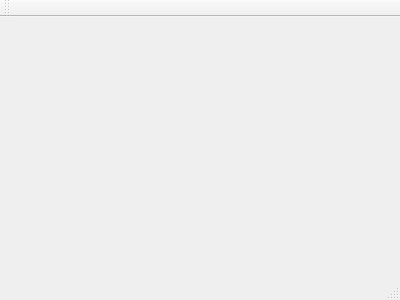
First picture: the form in 001/mainwindow.ui, repository huruitong/Qt, before the edit.
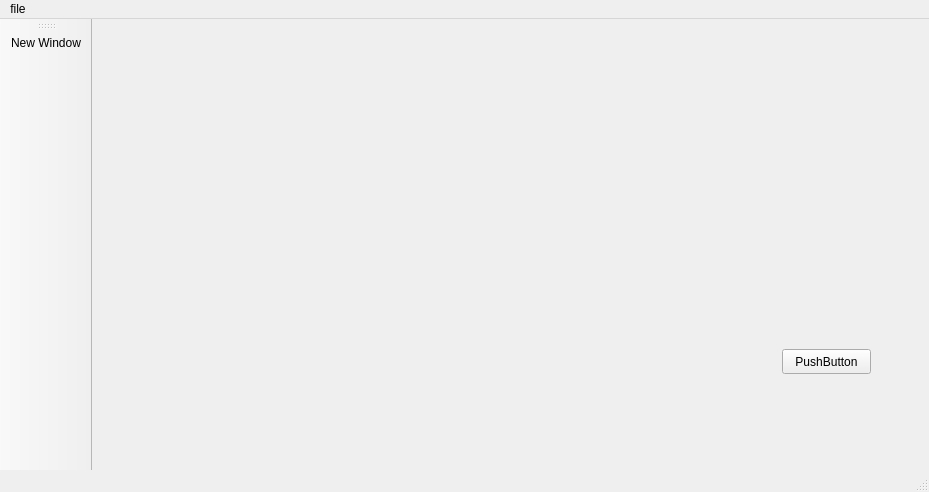
Second picture: the form after the edit.

Diff of the .ui file:
```diff
--- a/001/mainwindow.ui
+++ b/001/mainwindow.ui
@@ -1,24 +1,66 @@
 <ui version="4.0">
  <class>MainWindow</class>
- <widget class="QMainWindow" name="MainWindow" >
-  <property name="geometry" >
+ <widget class="QMainWindow" name="MainWindow">
+  <property name="geometry">
    <rect>
     <x>0</x>
     <y>0</y>
-    <width>400</width>
-    <height>300</height>
+    <width>929</width>
+    <height>492</height>
    </rect>
   </property>
   <property name="windowTitle" >
    <string>MainWindow</string>
   </property>
-  <widget class="QMenuBar" name="menuBar" />
-  <widget class="QToolBar" name="mainToolBar" />
-  <widget class="QWidget" name="centralWidget" />
-  <widget class="QStatusBar" name="statusBar" />
+  <widget class="QWidget" name="centralWidget">
+   <widget class="QPushButton" name="pushButton">
+    <property name="geometry">
+     <rect>
+      <x>690</x>
+      <y>330</y>
+      <width>89</width>
+      <height>25</height>
+     </rect>
+    </property>
+    <property name="text">
+     <string>PushButton</string>
+    </property>
+   </widget>
+  </widget>
+  <widget class="QToolBar" name="mainToolBar">
+   <attribute name="toolBarArea">
+    <enum>LeftToolBarArea</enum>
+   </attribute>
+   <attribute name="toolBarBreak">
+    <bool>false</bool>
+   </attribute>
+   <addaction name="actionNew_Window"/>
+  </widget>
+  <widget class="QStatusBar" name="statusBar"/>
+  <widget class="QMenuBar" name="menuBar">
+   <property name="geometry">
+    <rect>
+     <x>0</x>
+     <y>0</y>
+     <width>929</width>
+     <height>28</height>
+    </rect>
+   </property>
+   <widget class="QMenu" name="menufile">
+    <property name="title">
+     <string>file</string>
+    </property>
+    <addaction name="actionNew_Window"/>
+   </widget>
+   <addaction name="menufile"/>
+  </widget>
+  <action name="actionNew_Window">
+   <property name="text">
+    <string>New Window</string>
+   </property>
+  </action>
  </widget>
- <layoutDefault spacing="6" margin="11" />
- <pixmapfunction></pixmapfunction>
+ <layoutdefault spacing="6" margin="11"/>
  <resources/>
  <connections/>
 </ui>
```
Left out of the diff: 22 changed lines with no effect on the pictures.
